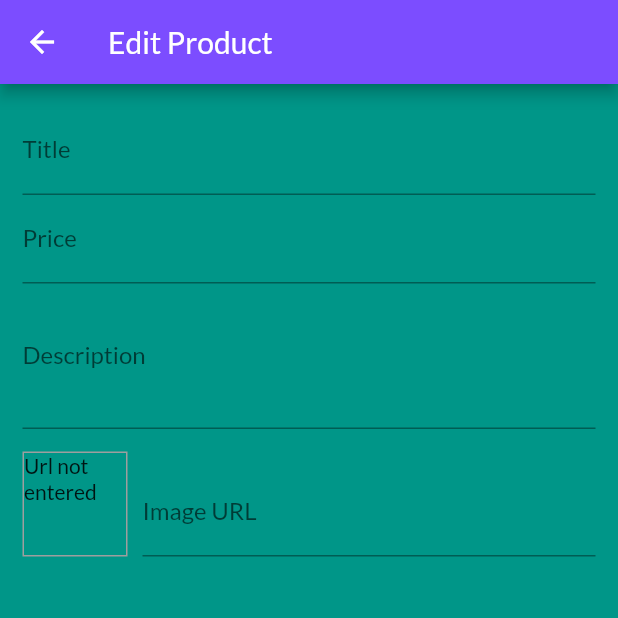
After one commit to Ay-shi/shop_app, a Flutter app: the EditProduct screen opened by its route, on a phone screen of 412 x 824 dp, the top half of it. The commit adds this screen. Run offline on Flutter 3.47's test engine with Material 2 defaults, Android fonts, the phone set to English and light mode, and no system bars; network calls fail.

Commit message:
edit product page preview

```diff
--- a/lib/main.dart
+++ b/lib/main.dart
@@ -1,12 +1,14 @@
 import 'package:flutter/material.dart';
 import 'package:provider/provider.dart';
 import 'package:shop_app/screens/cart_screem.dart';
+import 'package:shop_app/screens/manage_user_products.dart';
 import 'package:shop_app/screens/product_detail_screen.dart';
 import './screens/product_overview_screen.dart';
 import './providers/cart_item.dart';
 import './providers/orders.dart';
 import './providers/products.dart';
 import './screens/orders_screen.dart';
+import './screens/edit_product_screen.dart';
 
 void main() => runApp(MyApp());
 
@@ -30,9 +32,11 @@ class MyApp extends StatelessWidget {
             fontFamily: 'Lato'),
         home: ProductOverview(),
         routes: {
+          UserProdutsScreen.routename: (ctx) => UserProdutsScreen(),
           CartScreen.routename: (ctx) => CartScreen(),
           ProductDetailScreen.routeName: (ctx) => ProductDetailScreen(),
-          OrdersScreen.namedRoute: (ctx) => OrdersScreen()
+          OrdersScreen.namedRoute: (ctx) => OrdersScreen(),
+          EditProduct.routename: (ctx) => EditProduct()
         },
       ),
     );
--- a/lib/screens/drawer.dart
+++ b/lib/screens/drawer.dart
@@ -1,4 +1,5 @@
 import 'package:flutter/material.dart';
+import 'package:shop_app/screens/manage_user_products.dart';
 import 'package:shop_app/screens/orders_screen.dart';
 
 class DrawerScreen extends StatelessWidget {
@@ -22,7 +23,15 @@ class DrawerScreen extends StatelessWidget {
             title: Text("Orders"),
             onTap: () {
               Navigator.of(context)
-                  .restorablePushReplacementNamed(OrdersScreen.namedRoute);
+                  .pushReplacementNamed(OrdersScreen.namedRoute);
+            },
+          ),
+          ListTile(
+            leading: Icon(Icons.edit),
+            title: Text("Manage Products"),
+            onTap: () {
+              Navigator.of(context)
+                  .pushReplacementNamed(UserProdutsScreen.routename);
             },
           )
         ],
--- /dev/null
+++ b/lib/screens/edit_product_screen.dart
@@ -0,0 +1,118 @@
+import 'package:flutter/cupertino.dart';
+import 'package:flutter/material.dart';
+
+class EditProduct extends StatefulWidget {
+  //const EditProduct({ Key? key }) : super(key: key);
+  static const String routename = "/EditProduct";
+
+  @override
+  State<EditProduct> createState() => _EditProductState();
+}
+
+class _EditProductState extends State<EditProduct> {
+  final _priceFocusNode = FocusNode();
+  final _descriptionFocusNode = FocusNode();
+  final _imageUrlController = TextEditingController();
+  final _imgFocusNode = FocusNode();
+
+  @override
+  void initState() {
+    // TODO: implement initState
+    _imgFocusNode.addListener(_updateImg);
+    super.initState();
+  }
+
+  @override
+  void dispose() {
+    _imgFocusNode.removeListener(() {
+      _updateImg;
+    });
+    _imageUrlController.dispose();
+    _imageUrlController.dispose();
+    _priceFocusNode.dispose();
+    _descriptionFocusNode.dispose();
+    super.dispose();
+  }
+
+  void _updateImg() {
+    if (!_imgFocusNode.hasFocus) {
+      setState(() {});
+    }
+  }
+
+  @override
+  Widget build(BuildContext context) {
+    return Scaffold(
+      appBar: AppBar(
+        title: Text("Edit Product"),
+      ),
+      body: Padding(
+        padding: EdgeInsets.all(15),
+        child: Form(
+            child: SingleChildScrollView(
+          child: Column(
+            children: [
+              TextFormField(
+                onFieldSubmitted: (_) {
+                  FocusScope.of(context).requestFocus(_priceFocusNode);
+                },
+                textInputAction: TextInputAction.next,
+                decoration: InputDecoration(labelText: "Title"),
+              ),
+              TextFormField(
+                onFieldSubmitted: (_) {
+                  FocusScope.of(context).requestFocus(_descriptionFocusNode);
+                },
+                textInputAction: TextInputAction.next,
+                focusNode: _priceFocusNode,
+                decoration: InputDecoration(labelText: "Price"),
+                keyboardType: TextInputType.number,
+              ),
+              TextFormField(
+                focusNode: _descriptionFocusNode,
+                keyboardType: TextInputType.multiline,
+                maxLines: 3,
+                decoration: InputDecoration(labelText: 'Description'),
+              ),
+              SizedBox(
+                height: 15,
+              ),
+              Row(
+                crossAxisAlignment: CrossAxisAlignment.end,
+                children: [
+                  Container(
+                    decoration:
+                        BoxDecoration(border: Border.all(color: Colors.grey)),
+                    width: 70,
+                    height: 70,
+                    child: _imageUrlController.text.isEmpty
+                        ? Text("Url not entered")
+                        : FittedBox(
+                            child: Image.network(_imageUrlController.text),
+                            fit: BoxFit.fill,
+                          ),
+                  ),
+                  SizedBox(
+                    width: 10,
+                  ),
+                  Expanded(
+                    child: TextFormField(
+                      decoration: InputDecoration(labelText: "Image URL"),
+                      keyboardType: TextInputType.url,
+                      textInputAction: TextInputAction.done,
+                      controller: _imageUrlController,
+                      onEditingComplete: () {
+                        setState(() {});
+                      },
+                      focusNode: _imgFocusNode,
+                    ),
+                  ),
+                ],
+              )
+            ],
+          ),
+        )),
+      ),
+    );
+  }
+}
```
Also changed, not shown: lib/screens/manage_user_products.dart (added, +52 -0 lines), lib/widgets/user_product.dart (added, +33 -0 lines).
